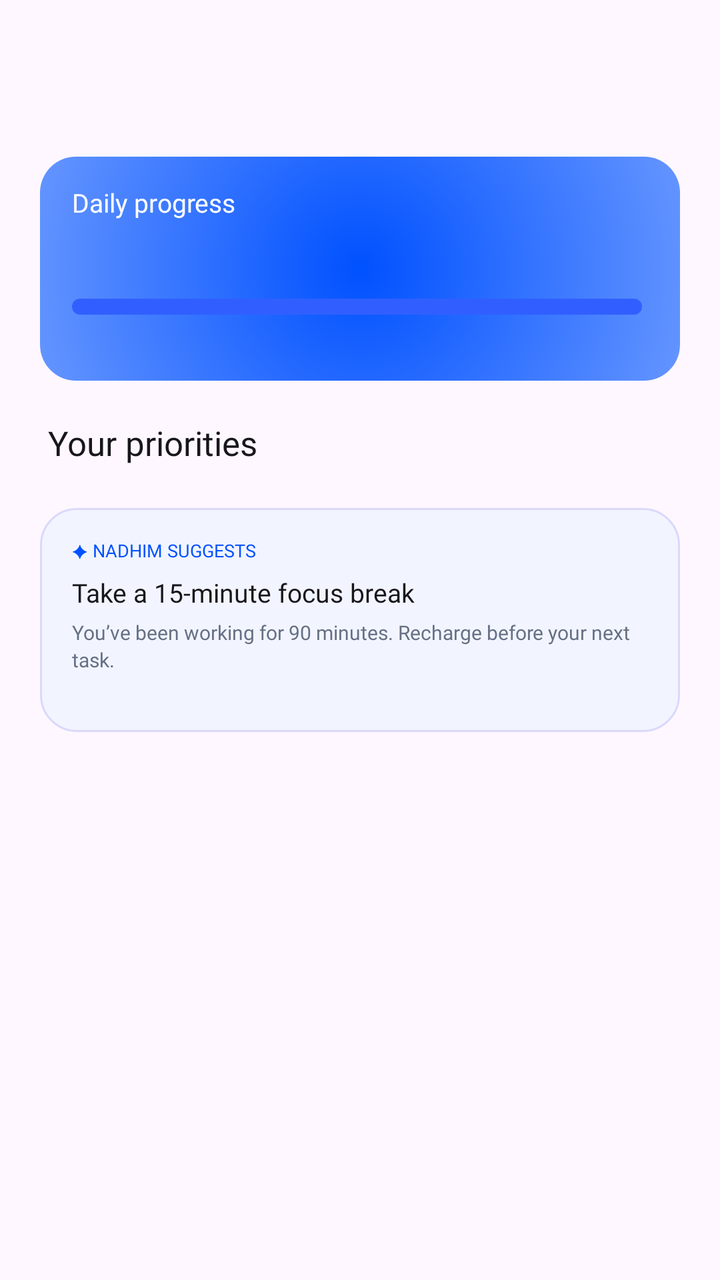
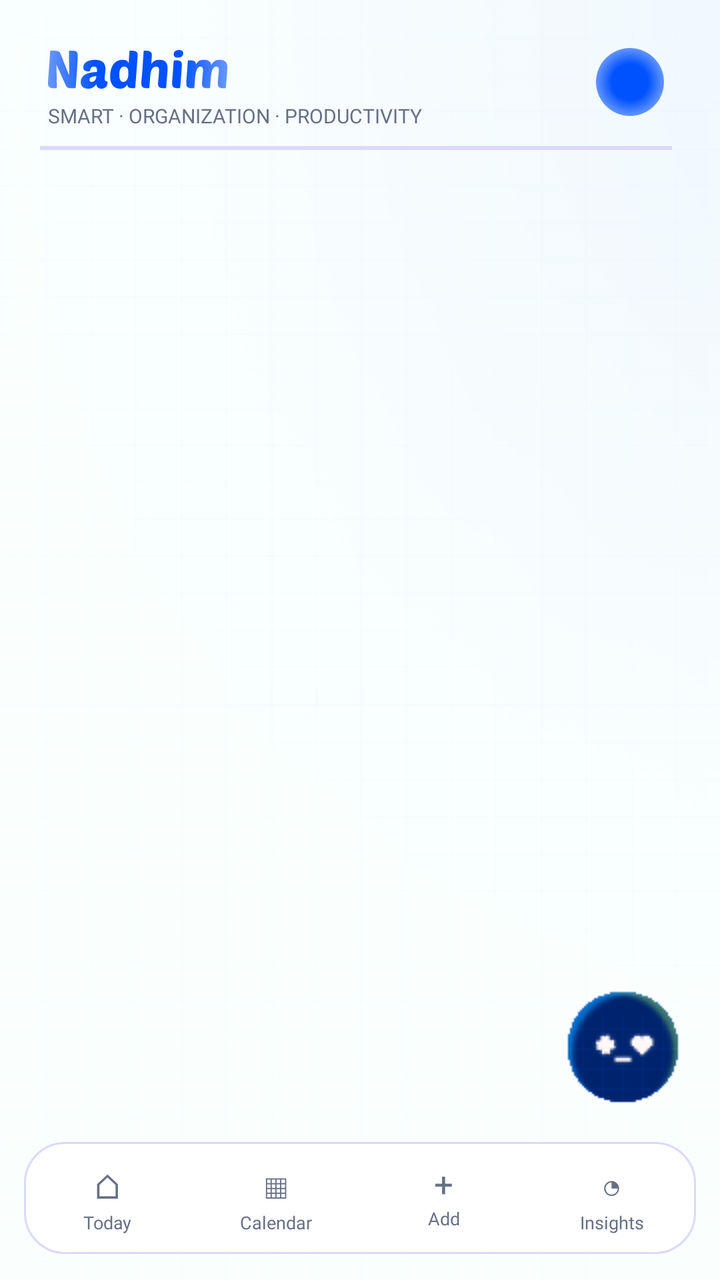

The first picture is an Android layout as it rendered before a commit; the second is the same layout after the commit. The layout source and the unified diff follow.
<!-- AndroidManifest.xml: application theme AppTheme -->
<!-- res/layout/activity_main.xml -->
<?xml version="1.0" encoding="utf-8"?>
<FrameLayout xmlns:android="http://schemas.android.com/apk/res/android"
    android:layout_width="match_parent"
    android:layout_height="match_parent"
>



    
    
    <ScrollView
        android:layout_width="match_parent"
        android:layout_height="match_parent"
        android:clipToPadding="false"
        android:paddingBottom="16dp"
        android:scrollbars="none">

        <LinearLayout
            android:layout_width="match_parent"
            android:layout_height="wrap_content"
            android:orientation="vertical"
            android:paddingStart="20dp"
            android:paddingEnd="20dp">

            
            
            <TextView
                android:id="@+id/greeting"
                style="@style/Text"
                android:layout_width="wrap_content"
                android:layout_height="wrap_content"
                android:layout_marginStart="4dp"
                android:layout_marginTop="19dp"
                android:fontFamily="@font/poppins_bold"
                android:textSize="24sp" />

            
            <TextView
                android:id="@+id/date"
                style="@style/Text"
                android:layout_width="wrap_content"
                android:layout_height="wrap_content"
                android:layout_marginStart="4dp"
                android:layout_marginTop="4dp"
                android:textColor="@color/text_secondary"
                android:textSize="11sp" />

            
            <RelativeLayout
                android:layout_width="match_parent"
                android:layout_height="112dp"
                android:layout_marginTop="14dp"
                android:background="@drawable/bg_progress_card"
                android:paddingStart="16dp"
                android:paddingTop="16dp"
                android:paddingEnd="19dp">

                <TextView
                    android:id="@+id/progress_title"
                    style="@style/Text"
                    android:layout_width="wrap_content"
                    android:layout_height="wrap_content"
                    android:fontFamily="@font/poppins_semibold"
                    android:text="@string/daily_progress"
                    android:textColor="@color/white"
                    android:textSize="13sp" />

                
                <TextView
                    android:id="@+id/progress_subtitle"
                    style="@style/Text"
                    android:layout_width="wrap_content"
                    android:layout_height="wrap_content"
                    android:layout_below="@id/progress_title"
                    android:layout_marginTop="5dp"
                    android:textColor="@color/white"
                    android:textSize="10sp" />

                
                <TextView
                    android:id="@+id/progress_percent"
                    style="@style/Text"
                    android:layout_width="wrap_content"
                    android:layout_height="wrap_content"
                    android:layout_alignParentEnd="true"
                    android:layout_marginTop="25dp"
                    android:fontFamily="@font/poppins_bold"
                    android:textColor="@color/accent_green"
                    android:textSize="12sp" />

                
                <ProgressBar
                    android:id="@+id/progress_bar"
                    style="?android:attr/progressBarStyleHorizontal"
                    android:layout_width="match_parent"
                    android:layout_height="8dp"
                    android:layout_marginTop="55dp"
                    android:max="100"
                    android:progressDrawable="@drawable/progress_bar" />
            </RelativeLayout>

            
            <TextView
                style="@style/Text"
                android:layout_width="wrap_content"
                android:layout_height="wrap_content"
                android:layout_marginStart="4dp"
                android:layout_marginTop="22dp"
                android:layout_marginBottom="4dp"
                android:fontFamily="@font/poppins_bold"
                android:text="@string/your_priorities"
                android:textSize="17sp" />

            

            
            <LinearLayout
                android:id="@+id/todayTasksContainer"
                android:layout_width="match_parent"
                android:layout_height="wrap_content"
                android:orientation="vertical" />

            <TextView
                android:id="@+id/todayTasksEmpty"
                style="@style/Text"
                android:layout_width="match_parent"
                android:layout_height="wrap_content"
                android:layout_marginTop="12dp"
                android:gravity="center"
                android:text="@string/no_tasks_today"
                android:textColor="@color/text_secondary"
                android:textSize="12sp"
                android:visibility="gone" />
            
            <LinearLayout
                android:layout_width="match_parent"
                android:layout_height="112dp"
                android:layout_marginTop="18dp"
                android:background="@drawable/bg_suggestion"
                android:orientation="vertical"
                android:paddingStart="16dp"
                android:paddingTop="15dp"
                android:paddingEnd="16dp">

                <TextView
                    style="@style/Text"
                    android:layout_width="wrap_content"
                    android:layout_height="wrap_content"
                    android:fontFamily="@font/poppins_bold"
                    android:text="@string/suggestion_label"
                    android:textColor="@color/brand_blue"
                    android:textSize="9sp" />

                <TextView
                    style="@style/Text"
                    android:layout_width="wrap_content"
                    android:layout_height="wrap_content"
                    android:layout_marginTop="8dp"
                    android:fontFamily="@font/poppins_semibold"
                    android:text="@string/suggestion_title"
                    android:textSize="13sp" />

                <TextView
                    style="@style/Text"
                    android:layout_width="match_parent"
                    android:layout_height="wrap_content"
                    android:layout_marginTop="6dp"
                    android:lineSpacingExtra="2dp"
                    android:text="@string/suggestion_body"
                    android:textColor="@color/text_secondary"
                    android:textSize="10sp" />
            </LinearLayout>
        </LinearLayout>
    </ScrollView>

  
</FrameLayout>
<!-- resources referenced by this layout -->
<resources>
  <color name="accent_green">#9DFF00</color>
  <color name="brand_blue">#0051FF</color>
  <color name="text_secondary">#667085</color>
  <color name="white">#FFFFFF</color>
  <!-- drawable bg_progress_card (drawable) -->
  <?xml version="1.0" encoding="utf-8"?>
  <shape xmlns:android="http://schemas.android.com/apk/res/android"
      android:shape="rectangle">
      <corners android:radius="18dp" />
      <gradient
          android:type="radial"
          android:gradientRadius="190dp"
          android:startColor="@color/brand_blue"
          android:centerColor="@color/brand_blue_mid"
          android:endColor="@color/brand_blue_light" />
  </shape>
  <!-- drawable bg_suggestion (drawable) -->
  <?xml version="1.0" encoding="utf-8"?>
  <shape xmlns:android="http://schemas.android.com/apk/res/android"
      android:shape="rectangle">
      <corners android:radius="18dp" />
      <solid android:color="@color/suggestion_background" />
      <stroke android:width="1dp" android:color="@color/border" />
  </shape>
  <!-- drawable progress_bar (drawable) -->
  <?xml version="1.0" encoding="utf-8"?>
  <layer-list xmlns:android="http://schemas.android.com/apk/res/android">
      <item android:id="@android:id/background">
          <shape android:shape="rectangle">
              <corners android:radius="4dp" />
              <solid android:color="@color/progress_track" />
          </shape>
      </item>
      <item android:id="@android:id/progress">
          <scale android:scaleWidth="100%">
              <shape android:shape="rectangle">
                  <corners android:radius="4dp" />
                  <solid android:color="@color/accent_green" />
              </shape>
          </scale>
      </item>
  </layer-list>
  <string name="daily_progress">Daily progress</string>
  <string name="no_tasks_today">No tasks planned for today yet.</string>
  <string name="suggestion_body">You’ve been working for 90 minutes. Recharge before your next task.</string>
  <string name="suggestion_label">✦  NADHIM SUGGESTS</string>
  <string name="suggestion_title">Take a 15-minute focus break</string>
  <string name="your_priorities">Your priorities</string>
  <style name="Text">
          <item name="android:fontFamily">@font/poppins_regular</item>
          <item name="android:textColor">@color/text_primary</item>
          <item name="android:includeFontPadding">false</item>
      </style>
  <style name="AppTheme" parent="android:style/Theme.Material.Light.NoActionBar">
          <item name="android:windowBackground">@color/screen_background</item>
          <item name="android:statusBarColor">@color/screen_background</item>
          <item name="android:windowLightStatusBar">true</item>
          <item name="android:navigationBarColor">@color/screen_background</item>
      </style>
  <color name="brand_blue_mid">#3977FF</color>
  <color name="brand_blue_light">#719EFF</color>
  <color name="suggestion_background">#F2F5FF</color>
  <color name="border">#DAD9FB</color>
  <color name="progress_track">#315FFF</color>
  <color name="text_primary">#17161B</color>
  <color name="screen_background">#FAFFFE</color>
</resources>

<!-- the commit's change to res/layout/activity_main.xml (unified diff, before → after) -->
@@ -1,177 +1,227 @@
 <?xml version="1.0" encoding="utf-8"?>
+<FrameLayout xmlns:android="http://schemas.android.com/apk/res/android"
+    android:id="@+id/hostRoot"
+    android:layout_width="match_parent"
+    android:layout_height="match_parent"
+    android:background="@color/screen_background"
+    android:orientation="vertical">
+    <include layout="@layout/include_background"/>
+    <LinearLayout
+        android:layout_width="match_parent"
+        android:layout_height="match_parent"
+        android:orientation="vertical">
+       
+
+        <include layout="@layout/include_header" />
+
+  
+    <FrameLayout
+        android:id="@+id/fragment_container"
+        android:layout_width="match_parent"
+        android:layout_height="0dp"
+        android:layout_weight="1" />
+
+    <include layout="@layout/include_bottom_nav" />
+
+    </LinearLayout>
+
+    <include
+        android:id="@+id/assistantButton"
+        layout="@layout/view_assistant_button"
+        android:layout_width="61dp"
+        android:layout_height="61dp"
+        android:layout_gravity="bottom|end"
+        android:layout_marginEnd="18dp"
+        android:layout_marginBottom="86dp" />
+</FrameLayout>
+<!-- res/layout/include_background.xml (included above) -->
 <FrameLayout xmlns:android="http://schemas.android.com/apk/res/android"
     android:layout_width="match_parent"
-    android:layout_height="match_parent"
->
-
-
-
+    android:layout_height="match_parent">
     
     
-    <ScrollView
+    <ImageView
         android:layout_width="match_parent"
         android:layout_height="match_parent"
-        android:clipToPadding="false"
-        android:paddingBottom="16dp"
-        android:scrollbars="none">
-
-        <LinearLayout
+        android:importantForAccessibility="no"
+        android:scaleType="fitXY"
+        android:src="@drawable/bg_grid" />
+
+    
+    <ImageView
+        android:layout_width="match_parent"
+        android:layout_height="wrap_content"
+        android:adjustViewBounds="true"
+        android:importantForAccessibility="no"
+        android:scaleType="fitXY"
+        android:src="@drawable/bg_glow" />
+</FrameLayout>
+<!-- res/layout/include_header.xml (included above) -->
+<?xml version="1.0" encoding="utf-8"?>
+    <LinearLayout
+        xmlns:android="http://schemas.android.com/apk/res/android"
+        android:layout_width="match_parent"
+        android:layout_height="wrap_content"
+        android:orientation="vertical"
+        android:paddingStart="20dp"
+        android:paddingTop="24dp"
+        android:paddingEnd="24dp">
+
+        
+        
+        <RelativeLayout
             android:layout_width="match_parent"
-            android:layout_height="wrap_content"
-            android:orientation="vertical"
-            android:paddingStart="20dp"
-            android:paddingEnd="20dp">
-
-            
-            
-            <TextView
-                android:id="@+id/greeting"
+            android:layout_height="wrap_content">
+
+            
+            <ImageView
+                android:id="@+id/logo"
+                android:layout_width="wrap_content"
+                android:layout_height="wrap_content"
+                android:layout_marginStart="4dp"
+                android:layout_marginTop="1dp"
+                android:contentDescription="@string/logo_description"
+                android:src="@drawable/logo_nadhim" />
+
+            
+            
+            <TextView
                 style="@style/Text"
                 android:layout_width="wrap_content"
                 android:layout_height="wrap_content"
+                android:layout_below="@id/logo"
                 android:layout_marginStart="4dp"
-                android:layout_marginTop="19dp"
+                android:layout_marginTop="8dp"
+                android:fontFamily="@font/poppins_semibold"
+                android:text="@string/tagline"
+                android:textColor="@color/text_secondary"
+                android:textSize="10sp" />
+
+            
+            <TextView
+                android:id="@+id/avatar"
+                android:layout_width="34dp"
+                android:layout_height="34dp"
+                android:layout_alignParentEnd="true"
+                android:layout_marginEnd="4dp"
+                android:background="@drawable/bg_avatar"
+                android:contentDescription="@string/profile_description"
                 android:fontFamily="@font/poppins_bold"
-                android:textSize="24sp" />
-
-            
-            <TextView
-                android:id="@+id/date"
-                style="@style/Text"
-                android:layout_width="wrap_content"
-                android:layout_height="wrap_content"
-                android:layout_marginStart="4dp"
-                android:layout_marginTop="4dp"
-                android:textColor="@color/text_secondary"
-                android:textSize="11sp" />
-
-            
-            <RelativeLayout
-                android:layout_width="match_parent"
-                android:layout_height="112dp"
-                android:layout_marginTop="14dp"
-                android:background="@drawable/bg_progress_card"
-                android:paddingStart="16dp"
-                android:paddingTop="16dp"
-                android:paddingEnd="19dp">
-
-                <TextView
-                    android:id="@+id/progress_title"
-                    style="@style/Text"
-                    android:layout_width="wrap_content"
-                    android:layout_height="wrap_content"
-                    android:fontFamily="@font/poppins_semibold"
-                    android:text="@string/daily_progress"
-                    android:textColor="@color/white"
-                    android:textSize="13sp" />
-
-                
-                <TextView
-                    android:id="@+id/progress_subtitle"
-                    style="@style/Text"
-                    android:layout_width="wrap_content"
-                    android:layout_height="wrap_content"
-                    android:layout_below="@id/progress_title"
-                    android:layout_marginTop="5dp"
-                    android:textColor="@color/white"
-                    android:textSize="10sp" />
-
-                
-                <TextView
-                    android:id="@+id/progress_percent"
-                    style="@style/Text"
-                    android:layout_width="wrap_content"
-                    android:layout_height="wrap_content"
-                    android:layout_alignParentEnd="true"
-                    android:layout_marginTop="25dp"
-                    android:fontFamily="@font/poppins_bold"
-                    android:textColor="@color/accent_green"
-                    android:textSize="12sp" />
-
-                
-                <ProgressBar
-                    android:id="@+id/progress_bar"
-                    style="?android:attr/progressBarStyleHorizontal"
-                    android:layout_width="match_parent"
-                    android:layout_height="8dp"
-                    android:layout_marginTop="55dp"
-                    android:max="100"
-                    android:progressDrawable="@drawable/progress_bar" />
-            </RelativeLayout>
-
-            
-            <TextView
-                style="@style/Text"
-                android:layout_width="wrap_content"
-                android:layout_height="wrap_content"
-                android:layout_marginStart="4dp"
-                android:layout_marginTop="22dp"
-                android:layout_marginBottom="4dp"
-                android:fontFamily="@font/poppins_bold"
-                android:text="@string/your_priorities"
-                android:textSize="17sp" />
-
-            
-
-            
-            <LinearLayout
-                android:id="@+id/todayTasksContainer"
-                android:layout_width="match_parent"
-                android:layout_height="wrap_content"
-                android:orientation="vertical" />
-
-            <TextView
-                android:id="@+id/todayTasksEmpty"
-                style="@style/Text"
-                android:layout_width="match_parent"
-                android:layout_height="wrap_content"
-                android:layout_marginTop="12dp"
                 android:gravity="center"
-                android:text="@string/no_tasks_today"
-                android:textColor="@color/text_secondary"
-                android:textSize="12sp"
-                android:visibility="gone" />
-            
-            <LinearLayout
-                android:layout_width="match_parent"
-                android:layout_height="112dp"
-                android:layout_marginTop="18dp"
-                android:background="@drawable/bg_suggestion"
-                android:orientation="vertical"
-                android:paddingStart="16dp"
-                android:paddingTop="15dp"
-                android:paddingEnd="16dp">
-
-                <TextView
-                    style="@style/Text"
-                    android:layout_width="wrap_content"
-                    android:layout_height="wrap_content"
-                    android:fontFamily="@font/poppins_bold"
-                    android:text="@string/suggestion_label"
-                    android:textColor="@color/brand_blue"
-                    android:textSize="9sp" />
-
-                <TextView
-                    style="@style/Text"
-                    android:layout_width="wrap_content"
-                    android:layout_height="wrap_content"
-                    android:layout_marginTop="8dp"
-                    android:fontFamily="@font/poppins_semibold"
-                    android:text="@string/suggestion_title"
-                    android:textSize="13sp" />
-
-                <TextView
-                    style="@style/Text"
-                    android:layout_width="match_parent"
-                    android:layout_height="wrap_content"
-                    android:layout_marginTop="6dp"
-                    android:lineSpacingExtra="2dp"
-                    android:text="@string/suggestion_body"
-                    android:textColor="@color/text_secondary"
-                    android:textSize="10sp" />
-            </LinearLayout>
-        </LinearLayout>
-    </ScrollView>
-
-  
+                android:includeFontPadding="false"
+                android:text=""
+                android:textColor="@color/white"
+                android:textSize="14sp" />
+        </RelativeLayout>
+
+        
+        <View
+            android:layout_width="match_parent"
+            android:layout_height="2dp"
+            android:layout_marginTop="9dp"
+            android:background="@color/border" />
+
+    </LinearLayout>
+<!-- res/layout/include_bottom_nav.xml (included above) -->
+<?xml version="1.0" encoding="utf-8"?>
+<FrameLayout xmlns:android="http://schemas.android.com/apk/res/android"
+    android:layout_width="match_parent"
+    android:layout_height="70dp">
+
+    <LinearLayout
+        android:layout_width="match_parent"
+        android:layout_height="56dp"
+        android:layout_gravity="bottom"
+        android:layout_marginStart="12dp"
+        android:layout_marginEnd="12dp"
+        android:layout_marginBottom="13dp"
+        android:background="@drawable/bg_bottom_nav"
+        android:orientation="horizontal"
+        android:paddingTop="6dp"
+        android:paddingBottom="6dp">
+
+        <LinearLayout
+            android:id="@+id/nav_today"
+            style="@style/NavItem"
+            android:contentDescription="@string/nav_today">
+
+            <TextView
+                style="@style/Text.NavIcon"
+                android:layout_width="wrap_content"
+                android:layout_height="wrap_content"
+                android:text="@string/nav_today_icon" />
+
+            <TextView
+                style="@style/Text.NavLabel"
+                android:layout_width="wrap_content"
+                android:layout_height="wrap_content"
+                android:text="@string/nav_today" />
+        </LinearLayout>
+
+        <LinearLayout
+            android:id="@+id/nav_calendar"
+            style="@style/NavItem"
+            android:contentDescription="@string/nav_calendar">
+
+            <TextView
+                style="@style/Text.NavIcon"
+                android:layout_width="wrap_content"
+                android:layout_height="wrap_content"
+                android:text="@string/nav_calendar_icon" />
+
+            <TextView
+                style="@style/Text.NavLabel"
+                android:layout_width="wrap_content"
+                android:layout_height="wrap_content"
+                android:text="@string/nav_calendar" />
+        </LinearLayout>
+
+        <LinearLayout
+            android:id="@+id/nav_add"
+            style="@style/NavItem"
+            android:contentDescription="@string/nav_add">
+
+            <TextView
+                style="@style/Text.NavIcon"
+                android:layout_width="wrap_content"
+                android:layout_height="wrap_content"
+                android:text="@string/nav_add_icon" />
+
+            <TextView
+                style="@style/Text.NavLabel"
+                android:layout_width="wrap_content"
+                android:layout_height="wrap_content"
+                android:text="@string/nav_add" />
+        </LinearLayout>
+
+        <LinearLayout
+            android:id="@+id/nav_insights"
+            style="@style/NavItem"
+            android:contentDescription="@string/nav_insights">
+
+            <TextView
+                style="@style/Text.NavIcon"
+                android:layout_width="wrap_content"
+                android:layout_height="wrap_content"
+                android:text="@string/nav_insights_icon" />
+
+            <TextView
+                style="@style/Text.NavLabel"
+                android:layout_width="wrap_content"
+                android:layout_height="wrap_content"
+                android:text="@string/nav_insights" />
+        </LinearLayout>
+    </LinearLayout>
 </FrameLayout>
+<!-- res/layout/view_assistant_button.xml (included above) -->
+<?xml version="1.0" encoding="utf-8"?>
+<ImageButton xmlns:android="http://schemas.android.com/apk/res/android"
+    android:id="@+id/assistantButton"
+    android:layout_width="61dp"
+    android:layout_height="61dp"
+    android:background="@android:color/transparent"
+    android:contentDescription="Open Nadhim chat"
+    android:elevation="8dp"
+    android:padding="0dp"
+    android:scaleType="fitCenter"
+    android:src="@drawable/assistant_button_figma" />
<!-- resource entries referenced after the edit -->
@@ -1,57 +1,70 @@
 <!-- resources referenced by this layout -->
 <resources>
-  <color name="accent_green">#9DFF00</color>
   <color name="brand_blue">#0051FF</color>
   <color name="text_secondary">#667085</color>
   <color name="white">#FFFFFF</color>
-  <!-- drawable bg_progress_card (drawable) -->
+  <!-- drawable assistant_button_figma: png bitmap (drawable, 4666 bytes) -->
+  <!-- drawable bg_avatar (drawable) -->
+  <?xml version="1.0" encoding="utf-8"?>
+  <shape xmlns:android="http://schemas.android.com/apk/res/android"
+      android:shape="oval">
+      <gradient
+          android:type="radial"
+          android:gradientRadius="18dp"
+          android:startColor="@color/brand_blue"
+          android:centerColor="@color/brand_blue"
+          android:endColor="@color/brand_blue_light" />
+  </shape>
+  <!-- drawable bg_bottom_nav (drawable) -->
   <?xml version="1.0" encoding="utf-8"?>
   <shape xmlns:android="http://schemas.android.com/apk/res/android"
       android:shape="rectangle">
-      <corners android:radius="18dp" />
-      <gradient
-          android:type="radial"
-          android:gradientRadius="190dp"
-          android:startColor="@color/brand_blue"
-          android:centerColor="@color/brand_blue_mid"
-          android:endColor="@color/brand_blue_light" />
-  </shape>
-  <!-- drawable bg_suggestion (drawable) -->
-  <?xml version="1.0" encoding="utf-8"?>
-  <shape xmlns:android="http://schemas.android.com/apk/res/android"
-      android:shape="rectangle">
-      <corners android:radius="18dp" />
-      <solid android:color="@color/suggestion_background" />
+      <corners android:radius="20dp" />
+      <solid android:color="@color/card_background" />
       <stroke android:width="1dp" android:color="@color/border" />
   </shape>
-  <!-- drawable progress_bar (drawable) -->
-  <?xml version="1.0" encoding="utf-8"?>
-  <layer-list xmlns:android="http://schemas.android.com/apk/res/android">
-      <item android:id="@android:id/background">
-          <shape android:shape="rectangle">
-              <corners android:radius="4dp" />
-              <solid android:color="@color/progress_track" />
-          </shape>
-      </item>
-      <item android:id="@android:id/progress">
-          <scale android:scaleWidth="100%">
-              <shape android:shape="rectangle">
-                  <corners android:radius="4dp" />
-                  <solid android:color="@color/accent_green" />
-              </shape>
-          </scale>
-      </item>
-  </layer-list>
-  <string name="daily_progress">Daily progress</string>
-  <string name="no_tasks_today">No tasks planned for today yet.</string>
-  <string name="suggestion_body">You’ve been working for 90 minutes. Recharge before your next task.</string>
-  <string name="suggestion_label">✦  NADHIM SUGGESTS</string>
-  <string name="suggestion_title">Take a 15-minute focus break</string>
-  <string name="your_priorities">Your priorities</string>
+  <!-- drawable bg_glow: png bitmap (drawable-mdpi, 13223 bytes) -->
+  <!-- drawable bg_grid: png bitmap (drawable-mdpi, 6850 bytes) -->
+  <!-- drawable logo_nadhim: vector/xml drawable (drawable, 17022 chars, omitted) -->
+  <string name="logo_description">Nadhim</string>
+  <string name="nav_add">Add</string>
+  <string name="nav_add_icon">+</string>
+  <string name="nav_calendar">Calendar</string>
+  <string name="nav_calendar_icon">▦</string>
+  <string name="nav_insights">Insights</string>
+  <string name="nav_insights_icon">◔</string>
+  <string name="nav_today">Today</string>
+  <string name="nav_today_icon">⌂</string>
+  <string name="profile_description">Profile</string>
+  <string name="tagline">SMART  ·  ORGANIZATION  ·  PRODUCTIVITY</string>
+  <style name="NavItem">
+          <item name="android:layout_width">0dp</item>
+          <item name="android:layout_height">44dp</item>
+          <item name="android:layout_weight">1</item>
+          <item name="android:layout_marginStart">8dp</item>
+          <item name="android:layout_marginEnd">8dp</item>
+          <item name="android:orientation">vertical</item>
+          <item name="android:gravity">center</item>
+          <item name="android:clickable">true</item>
+          <item name="android:focusable">true</item>
+      </style>
   <style name="Text">
           <item name="android:fontFamily">@font/poppins_regular</item>
           <item name="android:textColor">@color/text_primary</item>
           <item name="android:includeFontPadding">false</item>
+      </style>
+  <style name="Text.NavIcon">
+          <item name="android:fontFamily">@font/poppins_bold</item>
+          <item name="android:textSize">17sp</item>
+          <item name="android:textColor">@color/text_secondary</item>
+          <item name="android:gravity">center</item>
+      </style>
+  <style name="Text.NavLabel">
+          <item name="android:fontFamily">@font/poppins_semibold</item>
+          <item name="android:textSize">9sp</item>
+          <item name="android:textColor">@color/text_secondary</item>
+          <item name="android:gravity">center</item>
+          <item name="android:layout_marginTop">2dp</item>
       </style>
   <style name="AppTheme" parent="android:style/Theme.Material.Light.NoActionBar">
           <item name="android:windowBackground">@color/screen_background</item>
@@ -59,11 +72,9 @@
           <item name="android:windowLightStatusBar">true</item>
           <item name="android:navigationBarColor">@color/screen_background</item>
       </style>
-  <color name="brand_blue_mid">#3977FF</color>
   <color name="brand_blue_light">#719EFF</color>
-  <color name="suggestion_background">#F2F5FF</color>
+  <color name="card_background">#FFFFFF</color>
   <color name="border">#DAD9FB</color>
-  <color name="progress_track">#315FFF</color>
   <color name="text_primary">#17161B</color>
   <color name="screen_background">#FAFFFE</color>
 </resources>
